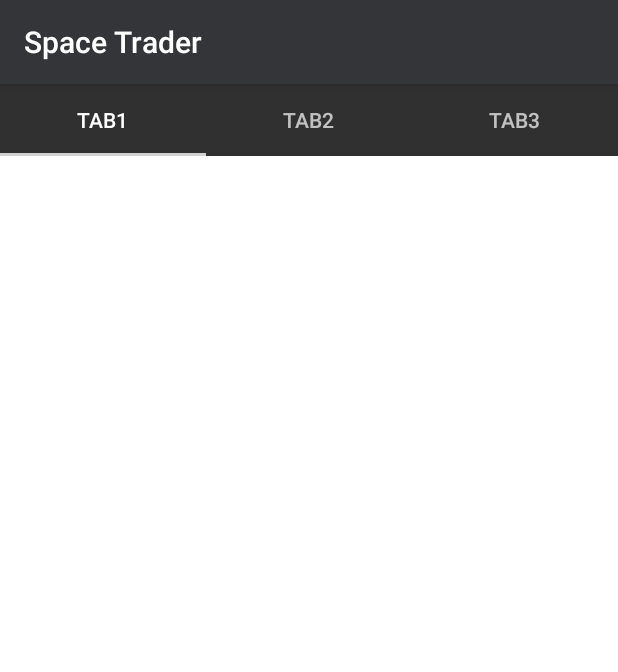
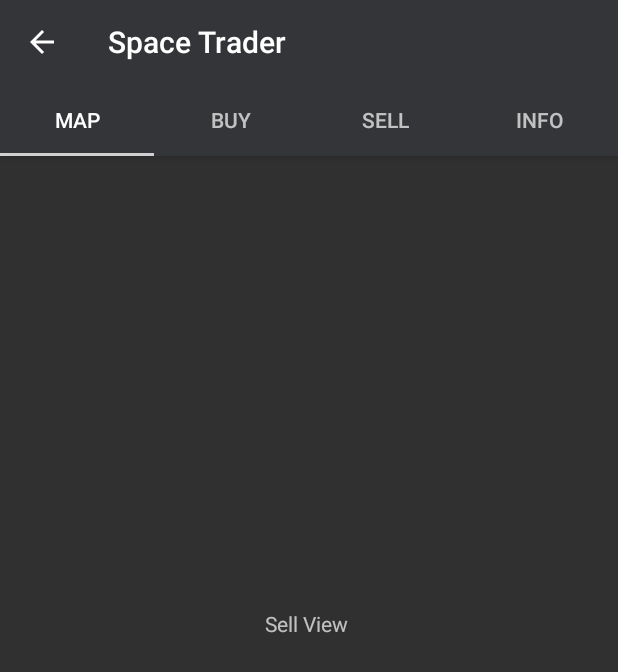
Before and after one commit to helblazer811/SpaceTrader, an Android app: the MainActivity screen opened directly, with no data from a screen before it, on a phone screen of 412 x 824 dp. Shown: the top 672 px of the screen. Run offline under Robolectric (Android 15) with nearby library versions, the phone set to English and light mode, and no system bars.

Commit message:
The tab mechanism works now.

```diff
--- a/app/src/main/AndroidManifest.xml
+++ b/app/src/main/AndroidManifest.xml
@@ -23,12 +23,6 @@
                 <category android:name="android.intent.category.LAUNCHER" />
             </intent-filter>
         </activity>
-        <activity android:name=".views.maingame.MapActivity">
-            <intent-filter>
-                <action android:name="android.intent.action.MAIN"/>
-                <category android:name="android.intent.category.LAUNCHER"/>
-            </intent-filter>
-        </activity>
         <activity android:name=".views.maingame.MainActivity">
             <intent-filter>
                 <action android:name="android.intent.action.MAIN" />
--- a/app/src/main/java/com/example/spacetrader/views/maingame/AbstractMainGameActivity.java
+++ /dev/null
@@ -1,17 +0,0 @@
-package com.example.spacetrader.views.maingame;
-
-import android.app.Activity;
-import android.os.Bundle;
-
-public abstract class AbstractMainGameActivity extends Activity {
-
-    public AbstractMainGameActivity() {
-
-    }
-
-    protected void onCreate(Bundle savedInstanceState) {
-        super.onCreate(savedInstanceState);
-
-    }
-
-}
--- a/app/src/main/java/com/example/spacetrader/views/maingame/BuyActivity.java
+++ /dev/null
@@ -1,4 +0,0 @@
-package com.example.spacetrader.views.maingame;
-
-public class BuyActivity extends AbstractMainGameActivity {
-}
--- a/app/src/main/java/com/example/spacetrader/views/maingame/InfoActivity.java
+++ /dev/null
@@ -1,4 +0,0 @@
-package com.example.spacetrader.views.maingame;
-
-public class InfoActivity extends AbstractMainGameActivity {
-}
--- a/app/src/main/java/com/example/spacetrader/views/maingame/MainActivity.java
+++ b/app/src/main/java/com/example/spacetrader/views/maingame/MainActivity.java
@@ -4,27 +4,47 @@ import android.os.Bundle;
 import android.support.design.widget.TabLayout;
 import android.support.v4.view.ViewPager;
 import android.support.v7.app.AppCompatActivity;
+import android.support.v7.widget.Toolbar;
 
 import com.example.spacetrader.R;
+import com.example.spacetrader.views.maingame.fragments.BuyFragment;
+import com.example.spacetrader.views.maingame.fragments.InfoFragment;
+import com.example.spacetrader.views.maingame.fragments.MapFragment;
+import com.example.spacetrader.views.maingame.fragments.SellFragment;
 
 public class MainActivity extends AppCompatActivity {
+
+    private Toolbar toolbar;
+    private TabLayout tabLayout;
+    private ViewPager viewPager;
 
     @Override
     protected void onCreate(Bundle savedInstanceState) {
         super.onCreate(savedInstanceState);
-        System.out.println("Creating main activity");
         setContentView(R.layout.activity_main);
 
-        // Get the ViewPager and set it's PagerAdapter so that it can display items
-        ViewPager viewPager = (ViewPager) findViewById(R.id.viewpager);
-        viewPager.setAdapter(
-                new SampleFragmentPagerAdapter(
-                    getSupportFragmentManager(),
-                    MainActivity.this)
-        );
 
-        // Give the TabLayout the ViewPager
-        TabLayout tabLayout = (TabLayout) findViewById(R.id.sliding_tabs);
+        toolbar = (Toolbar) findViewById(R.id.toolbar);
+        setSupportActionBar(toolbar);
+
+        getSupportActionBar().setDisplayHomeAsUpEnabled(true);
+
+        viewPager = (ViewPager) findViewById(R.id.viewpager);
+        setupViewPager(viewPager);
+
+        tabLayout = (TabLayout) findViewById(R.id.tabs);
         tabLayout.setupWithViewPager(viewPager);
+
+
+    }
+
+    private void setupViewPager(ViewPager viewPager) {
+        SampleFragmentPagerAdapter adapter =
+                new SampleFragmentPagerAdapter(getSupportFragmentManager());
+        adapter.addFragment(new MapFragment(), "Map");
+        adapter.addFragment(new BuyFragment(), "Buy");
+        adapter.addFragment(new SellFragment(), "Sell");
+        adapter.addFragment(new InfoFragment(), "Info");
+        viewPager.setAdapter(adapter);
     }
 }
--- a/app/src/main/java/com/example/spacetrader/views/maingame/MapActivity.java
+++ /dev/null
@@ -1,22 +0,0 @@
-package com.example.spacetrader.views.maingame;
-
-import android.os.Bundle;
-
-public class MapActivity extends AbstractMainGameActivity {
-
-    /*
-        This class overrides the behavior of the AbstractMainGameActivity.
-        This class is one of the 4 main game activities. Its purpose is
-        to display a map to the user that is interactive and used
-        to travel to the various different planets
-     */
-    public MapActivity() {
-
-    }
-
-    protected void onCreate(Bundle savedInstanceState) {
-        super.onCreate(savedInstanceState);
-
-
-    }
-}
--- a/app/src/main/java/com/example/spacetrader/views/maingame/MapFragment.java
+++ /dev/null
@@ -1,36 +0,0 @@
-package com.example.spacetrader.views.maingame;
-
-import android.os.Bundle;
-import android.support.v4.app.Fragment;
-import android.view.LayoutInflater;
-import android.view.View;
-import android.view.ViewGroup;
-
-import com.example.spacetrader.R;
-
-public class MapFragment extends Fragment {
-    public static final String ARG_PAGE = "ARG_PAGE";
-
-    private int mPage;
-
-    public static MapFragment newInstance(int page) {
-        Bundle args = new Bundle();
-        args.putInt(ARG_PAGE, page);
-        MapFragment fragment = new MapFragment();
-        fragment.setArguments(args);
-        return fragment;
-    }
-
-    @Override
-    public void onCreate(Bundle savedInstanceState) {
-        super.onCreate(savedInstanceState);
-        mPage = getArguments().getInt(ARG_PAGE);
-    }
-
-    @Override
-    public View onCreateView(LayoutInflater inflater, ViewGroup container,
-                             Bundle savedInstanceState) {
-        View view = inflater.inflate(R.layout.fragment_map, container, false);
-        return view;
-    }
-}
--- a/app/src/main/java/com/example/spacetrader/views/maingame/PlayerInfoActivity.java
+++ /dev/null
@@ -1,13 +0,0 @@
-package com.example.spacetrader.views.maingame;
-
-import android.app.Activity;
-import android.os.Bundle;
-
-public class PlayerInfoActivity extends Activity {
-
-    protected void onCreate(Bundle savedInstanceState) {
-        super.onCreate(savedInstanceState);
-
-
-    }
-}
--- a/app/src/main/java/com/example/spacetrader/views/maingame/SampleFragmentPagerAdapter.java
+++ b/app/src/main/java/com/example/spacetrader/views/maingame/SampleFragmentPagerAdapter.java
@@ -1,33 +1,37 @@
 package com.example.spacetrader.views.maingame;
 
-import android.content.Context;
 import android.support.v4.app.Fragment;
 import android.support.v4.app.FragmentManager;
 import android.support.v4.app.FragmentPagerAdapter;
 
+import java.util.ArrayList;
+import java.util.List;
+
 public class SampleFragmentPagerAdapter extends FragmentPagerAdapter {
-    final int PAGE_COUNT = 3;
-    private String tabTitles[] = new String[] { "Tab1", "Tab2", "Tab3" };
-    private Context context;
+    private final List<Fragment> mFragmentList = new ArrayList<>();
+    private final List<String> mFragmentTitleList = new ArrayList<>();
 
-    public SampleFragmentPagerAdapter(FragmentManager fm, Context context) {
-        super(fm);
-        this.context = context;
+    public SampleFragmentPagerAdapter(FragmentManager manager) {
+        super(manager);
+    }
+
+    @Override
+    public Fragment getItem(int position) {
+        return mFragmentList.get(position);
     }
 
     @Override
     public int getCount() {
-        return PAGE_COUNT;
+        return mFragmentList.size();
     }
 
-    @Override
-    public Fragment getItem(int position) {
-        return MapFragment.newInstance(position + 1);
+    public void addFragment(Fragment fragment, String title) {
+        mFragmentList.add(fragment);
+        mFragmentTitleList.add(title);
     }
 
     @Override
     public CharSequence getPageTitle(int position) {
-        // Generate title based on item position
-        return tabTitles[position];
+        return mFragmentTitleList.get(position);
     }
 }
--- a/app/src/main/java/com/example/spacetrader/views/maingame/SellActivity.java
+++ /dev/null
@@ -1,4 +0,0 @@
-package com.example.spacetrader.views.maingame;
-
-public class SellActivity extends AbstractMainGameActivity {
-}
--- /dev/null
+++ b/app/src/main/java/com/example/spacetrader/views/maingame/fragments/BuyFragment.java
@@ -0,0 +1,31 @@
+package com.example.spacetrader.views.maingame.fragments;
+
+import android.os.Bundle;
+import android.support.v4.app.Fragment;
+import android.view.LayoutInflater;
+import android.view.View;
+import android.view.ViewGroup;
+
+import com.example.spacetrader.R;
+
+public class BuyFragment extends Fragment {
+
+    public View onCreateView(LayoutInflater inflater, ViewGroup parent, Bundle savedInstanceState) {
+        // Defines the xml file for the fragment
+        return inflater.inflate(R.layout.fragment_sell, parent, false);
+    }
+
+    // This event is triggered soon after onCreateView().
+    // Any view setup should occur here.  E.g., view lookups and attaching view listeners.
+    @Override
+    public void onViewCreated(View view, Bundle savedInstanceState) {
+        // Setup any handles to view objects here
+        // EditText etFoo = (EditText) view.findViewById(R.id.etFoo);
+
+    }
+    @Override
+    public void onCreate(Bundle savedInstanceState) {
+        super.onCreate(savedInstanceState);
+    }
+
+}
--- /dev/null
+++ b/app/src/main/java/com/example/spacetrader/views/maingame/fragments/InfoFragment.java
@@ -0,0 +1,31 @@
+package com.example.spacetrader.views.maingame.fragments;
+
+import android.os.Bundle;
+import android.support.v4.app.Fragment;
+import android.view.LayoutInflater;
+import android.view.View;
+import android.view.ViewGroup;
+
+import com.example.spacetrader.R;
+
+public class InfoFragment extends Fragment {
+
+    public View onCreateView(LayoutInflater inflater, ViewGroup parent, Bundle savedInstanceState) {
+        // Defines the xml file for the fragment
+        System.out.println(parent);
+        return inflater.inflate(R.layout.fragment_sell, parent, false);
+    }
+
+    // This event is triggered soon after onCreateView().
+    // Any view setup should occur here.  E.g., view lookups and attaching view listeners.
+    @Override
+    public void onViewCreated(View view, Bundle savedInstanceState) {
+        // Setup any handles to view objects here
+        // EditText etFoo = (EditText) view.findViewById(R.id.etFoo);
+
+    }
+    @Override
+    public void onCreate(Bundle savedInstanceState) {
+        super.onCreate(savedInstanceState);
+    }
+}
--- /dev/null
+++ b/app/src/main/java/com/example/spacetrader/views/maingame/fragments/MapFragment.java
@@ -0,0 +1,23 @@
+package com.example.spacetrader.views.maingame.fragments;
+
+import android.os.Bundle;
+import android.support.v4.app.Fragment;
+import android.view.LayoutInflater;
+import android.view.View;
+import android.view.ViewGroup;
+
+import com.example.spacetrader.R;
+
+public class MapFragment extends Fragment {
+
+    public View onCreateView(LayoutInflater inflater, ViewGroup parent, Bundle savedInstanceState) {
+        // Defines the xml file for the fragment
+        System.out.println("Map view created");
+        return inflater.inflate(R.layout.fragment_sell, parent, false);
+    }
+
+    @Override
+    public void onCreate(Bundle savedInstanceState) {
+        super.onCreate(savedInstanceState);
+    }
+}
--- /dev/null
+++ b/app/src/main/java/com/example/spacetrader/views/maingame/fragments/PlayerInfoFragment.java
@@ -0,0 +1,30 @@
+package com.example.spacetrader.views.maingame.fragments;
+
+import android.os.Bundle;
+import android.support.v4.app.Fragment;
+import android.view.LayoutInflater;
+import android.view.View;
+import android.view.ViewGroup;
+
+import com.example.spacetrader.R;
+
+public class PlayerInfoFragment extends Fragment {
+
+    public View onCreateView(LayoutInflater inflater, ViewGroup parent, Bundle savedInstanceState) {
+        // Defines the xml file for the fragment
+        return inflater.inflate(R.layout.fragment_sell, parent, false);
+    }
+
+    // This event is triggered soon after onCreateView().
+    // Any view setup should occur here.  E.g., view lookups and attaching view listeners.
+    @Override
+    public void onViewCreated(View view, Bundle savedInstanceState) {
+        // Setup any handles to view objects here
+        // EditText etFoo = (EditText) view.findViewById(R.id.etFoo);
+
+    }
+    @Override
+    public void onCreate(Bundle savedInstanceState) {
+        super.onCreate(savedInstanceState);
+    }
+}
--- /dev/null
+++ b/app/src/main/java/com/example/spacetrader/views/maingame/fragments/SellFragment.java
@@ -0,0 +1,34 @@
+package com.example.spacetrader.views.maingame.fragments;
+
+import android.os.Bundle;
+import android.support.v4.app.Fragment;
+import android.view.LayoutInflater;
+import android.view.View;
+import android.view.ViewGroup;
+
+import com.example.spacetrader.R;
+
+public class SellFragment extends Fragment {
+
+
+    @Override
+    public View onCreateView(LayoutInflater inflater, ViewGroup parent, Bundle savedInstanceState) {
+        // Defines the xml file for the fragment
+        return inflater.inflate(R.layout.fragment_sell, parent, false);
+    }
+
+    // This event is triggered soon after onCreateView().
+    // Any view setup should occur here.  E.g., view lookups and attaching view listeners.
+    @Override
+    public void onViewCreated(View view, Bundle savedInstanceState) {
+        // Setup any handles to view objects here
+        // EditText etFoo = (EditText) view.findViewById(R.id.etFoo);
+
+    }
+    @Override
+    public void onCreate(Bundle savedInstanceState) {
+        super.onCreate(savedInstanceState);
+    }
+
+
+}
--- a/app/src/main/res/layout/activity_main.xml
+++ b/app/src/main/res/layout/activity_main.xml
@@ -1,29 +1,33 @@
-<?xml version="1.0" encoding="utf-8"?>
-<android.support.constraint.ConstraintLayout xmlns:android="http://schemas.android.com/apk/res/android"
+
+<android.support.design.widget.CoordinatorLayout xmlns:android="http://schemas.android.com/apk/res/android"
     xmlns:app="http://schemas.android.com/apk/res-auto"
     android:layout_width="match_parent"
-    android:layout_height="match_parent"
-    android:orientation="vertical">
+    android:layout_height="match_parent">
 
-    <android.support.design.widget.TabLayout
-        android:id="@+id/sliding_tabs"
+    <android.support.design.widget.AppBarLayout
         android:layout_width="match_parent"
         android:layout_height="wrap_content"
-        app:tabMode="fixed"
-        app:layout_constraintBottom_toTopOf="@id/viewpager"
-        app:layout_constraintEnd_toEndOf="parent"
-        app:layout_constraintStart_toStartOf="parent"
-        app:layout_constraintTop_toTopOf="parent" />
+        android:theme="@style/ThemeOverlay.AppCompat.Dark.ActionBar">
+
+        <android.support.v7.widget.Toolbar
+            android:id="@+id/toolbar"
+            android:layout_width="match_parent"
+            android:layout_height="?attr/actionBarSize"
+            android:background="?attr/colorPrimary"
+            app:layout_scrollFlags="scroll|enterAlways"
+            app:popupTheme="@style/ThemeOverlay.AppCompat.Light" />
+
+        <android.support.design.widget.TabLayout
+            android:id="@+id/tabs"
+            android:layout_width="match_parent"
+            android:layout_height="wrap_content"
+            app:tabMode="fixed"
+            app:tabGravity="fill"/>
+    </android.support.design.widget.AppBarLayout>
 
     <android.support.v4.view.ViewPager
         android:id="@+id/viewpager"
         android:layout_width="match_parent"
-        android:layout_height="0dp"
-        android:layout_weight="1"
-        android:background="@android:color/white"
-        app:layout_constraintBottom_toBottomOf="parent"
-        app:layout_constraintEnd_toEndOf="parent"
-        app:layout_constraintStart_toStartOf="parent"
-        app:layout_constraintTop_toBottomOf="@id/sliding_tabs" />
-
-</android.support.constraint.ConstraintLayout>
+        android:layout_height="match_parent"
+        app:layout_behavior="@string/appbar_scrolling_view_behavior"  />
+</android.support.design.widget.CoordinatorLayout>
--- /dev/null
+++ b/app/src/main/res/layout/fragment_buy.xml
@@ -0,0 +1,6 @@
+<?xml version="1.0" encoding="utf-8"?>
+<android.support.constraint.ConstraintLayout
+    xmlns:android="http://schemas.android.com/apk/res/android" android:layout_width="match_parent"
+    android:layout_height="match_parent">
+
+</android.support.constraint.ConstraintLayout>
--- /dev/null
+++ b/app/src/main/res/layout/fragment_sell.xml
@@ -0,0 +1,21 @@
+<?xml version="1.0" encoding="utf-8"?>
+<android.support.constraint.ConstraintLayout xmlns:android="http://schemas.android.com/apk/res/android"
+    xmlns:app="http://schemas.android.com/apk/res-auto"
+    xmlns:tools="http://schemas.android.com/tools"
+    android:layout_width="match_parent"
+    android:layout_height="match_parent">
+
+    <TextView
+        android:id="@+id/textView"
+        android:layout_width="wrap_content"
+        android:layout_height="wrap_content"
+        android:layout_marginStart="176dp"
+        android:layout_marginTop="261dp"
+        android:layout_marginEnd="179dp"
+        android:layout_marginBottom="414dp"
+        android:text="Sell View"
+        app:layout_constraintBottom_toBottomOf="parent"
+        app:layout_constraintEnd_toEndOf="parent"
+        app:layout_constraintStart_toStartOf="parent"
+        app:layout_constraintTop_toTopOf="parent" />
+</android.support.constraint.ConstraintLayout>
--- a/app/src/main/res/values/styles.xml
+++ b/app/src/main/res/values/styles.xml
@@ -3,6 +3,8 @@
     <!-- Base application theme. -->
     <style name="AppTheme" parent="Theme.AppCompat">
         <!-- Customize your theme here. -->
+        <item name="windowActionBar">false</item>
+        <item name="windowNoTitle">true</item>
         <item name="colorPrimary">@color/colorPrimary</item>
         <item name="colorPrimaryDark">@color/colorPrimaryDark</item>
         <item name="colorAccent">@color/colorAccent</item>
```
